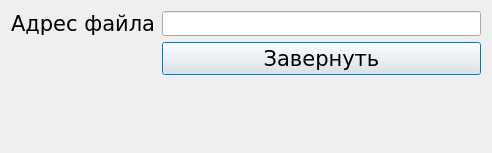
Qt form dialog.ui (bdotgeorge/hrtimeQt) before a commit.
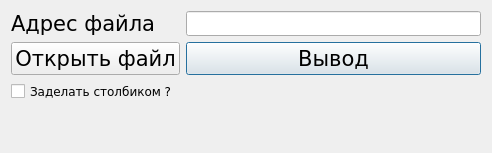
The same form after that commit.

Commit message: iu is fixed, tab is semi fixed, jpen file added,  checkbox is added

What changed in the file:
```diff
--- a/dialog.ui
+++ b/dialog.ui
@@ -39,20 +39,7 @@
        </property>
       </widget>
      </item>
-     <item row="1" column="1">
-      <widget class="QPushButton" name="pushButton">
-       <property name="font">
-        <font>
-         <family>Verdana</family>
-         <pointsize>16</pointsize>
-        </font>
-       </property>
-       <property name="text">
-        <string>Завернуть</string>
-       </property>
-      </widget>
-     </item>
-     <item row="2" column="0" colspan="2">
+     <item row="3" column="0" colspan="2">
       <widget class="QLabel" name="rsultlLabel">
        <property name="font">
         <font>
@@ -66,6 +53,45 @@
        </property>
       </widget>
      </item>
+     <item row="1" column="1">
+      <widget class="QPushButton" name="pushButton">
+       <property name="font">
+        <font>
+         <family>Verdana</family>
+         <pointsize>16</pointsize>
+        </font>
+       </property>
+       <property name="text">
+        <string>Вывод</string>
+       </property>
+      </widget>
+     </item>
+     <item row="1" column="0">
+      <widget class="QPushButton" name="openButton">
+       <property name="font">
+        <font>
+         <family>Verdana</family>
+         <pointsize>16</pointsize>
+        </font>
+       </property>
+       <property name="text">
+        <string>Открыть файл</string>
+       </property>
+      </widget>
+     </item>
+     <item row="2" column="0">
+      <widget class="QCheckBox" name="checkBox">
+       <property name="font">
+        <font>
+         <family>Verdana</family>
+         <pointsize>9</pointsize>
+        </font>
+       </property>
+       <property name="text">
+        <string>Заделать столбиком ?</string>
+       </property>
+      </widget>
+     </item>
     </layout>
    </item>
   </layout>
```
The commit also changes 2 other files.
